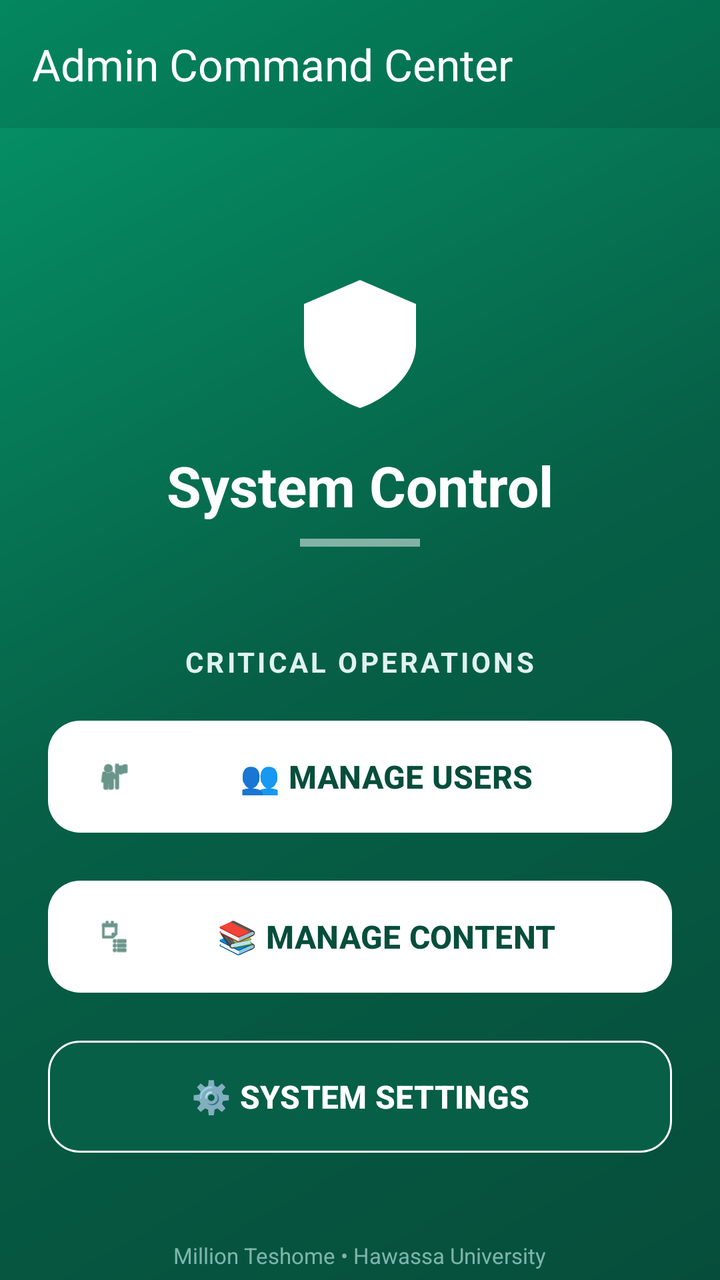
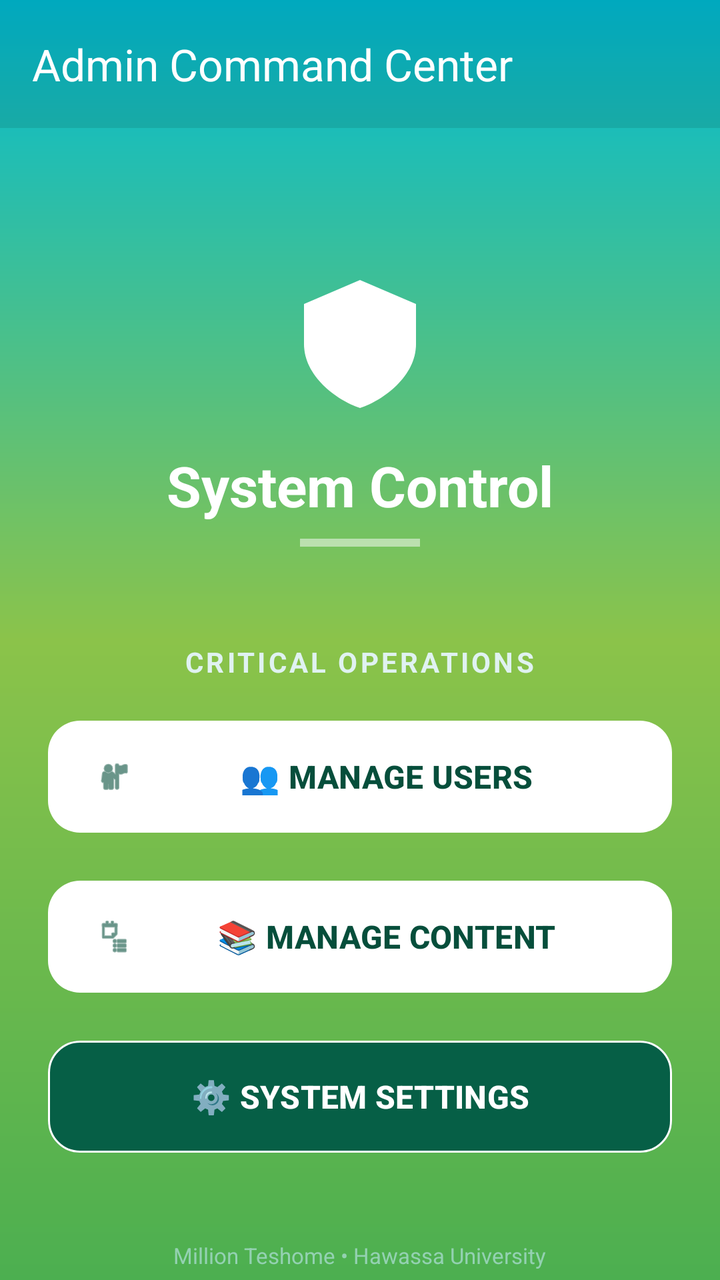

An Android layout rendered at two revisions. The XML below is the earlier revision; the diff shows what the commit changed to produce the second picture.
<!-- AndroidManifest.xml: application theme Theme.TestApp -->
<!-- res/layout/activity_admin_dashboard.xml -->
<?xml version="1.0" encoding="utf-8"?>
<androidx.drawerlayout.widget.DrawerLayout xmlns:android="http://schemas.android.com/apk/res/android"
    xmlns:app="http://schemas.android.com/apk/res-auto"
    xmlns:tools="http://schemas.android.com/tools"
    android:id="@+id/adminDrawerLayout"
    android:layout_width="match_parent"
    android:layout_height="match_parent"
    android:background="@drawable/bg_nature_gradient"
    tools:context=".AdminDashboardActivity">

    <androidx.coordinatorlayout.widget.CoordinatorLayout
        android:layout_width="match_parent"
        android:layout_height="match_parent">

        <com.google.android.material.appbar.AppBarLayout
            android:layout_width="match_parent"
            android:layout_height="wrap_content"
            android:background="@android:color/transparent"
            app:elevation="0dp">
            <androidx.appcompat.widget.Toolbar
                android:id="@+id/adminToolbar"
                android:layout_width="match_parent"
                android:layout_height="?attr/actionBarSize"
                android:background="#1A000000"
                app:navigationIconTint="@android:color/white"
                app:title="Admin Command Center"
                app:titleTextColor="@android:color/white" />
        </com.google.android.material.appbar.AppBarLayout>

        <androidx.core.widget.NestedScrollView
            android:layout_width="match_parent"
            android:layout_height="match_parent"
            android:fillViewport="true"
            app:layout_behavior="@string/appbar_scrolling_view_behavior">

            <LinearLayout
                android:layout_width="match_parent"
                android:layout_height="wrap_content"
                android:gravity="center_horizontal"
                android:orientation="vertical"
                android:padding="24dp">

                
                <ImageView
                    android:layout_width="80dp"
                    android:layout_height="80dp"
                    android:layout_marginTop="40dp"
                    android:src="@drawable/ic_admin_badge"
                    app:tint="@android:color/white" />

                <TextView
                    android:layout_width="wrap_content"
                    android:layout_height="wrap_content"
                    android:layout_marginTop="16dp"
                    android:text="System Control"
                    android:textColor="@android:color/white"
                    android:textSize="28sp"
                    android:textStyle="bold" />

                <View
                    android:layout_width="60dp"
                    android:layout_height="4dp"
                    android:layout_marginTop="8dp"
                    android:background="#80FFFFFF" />

                
                <TextView
                    android:layout_width="wrap_content"
                    android:layout_height="wrap_content"
                    android:layout_marginTop="48dp"
                    android:text="CRITICAL OPERATIONS"
                    android:textColor="#E0F2F1"
                    android:textSize="14sp"
                    android:textStyle="bold"
                    android:letterSpacing="0.1" />

                <com.google.android.material.button.MaterialButton
                    android:id="@+id/btnManageUsers"
                    android:layout_width="match_parent"
                    android:layout_height="64dp"
                    android:layout_marginTop="16dp"
                    android:text="👥 MANAGE USERS"
                    android:textStyle="bold"
                    android:textSize="16sp"
                    app:cornerRadius="16dp"
                    app:backgroundTint="#FFFFFF"
                    android:textColor="#064E3B"
                    app:icon="@android:drawable/ic_menu_myplaces"
                    app:iconTint="#064E3B"
                    app:elevation="4dp" />

                <com.google.android.material.button.MaterialButton
                    android:id="@+id/btnManageContent"
                    android:layout_width="match_parent"
                    android:layout_height="64dp"
                    android:layout_marginTop="16dp"
                    android:text="📚 MANAGE CONTENT"
                    android:textStyle="bold"
                    android:textSize="16sp"
                    app:cornerRadius="16dp"
                    app:backgroundTint="#FFFFFF"
                    android:textColor="#064E3B"
                    app:icon="@android:drawable/ic_menu_agenda"
                    app:iconTint="#064E3B"
                    app:elevation="4dp" />

                <com.google.android.material.button.MaterialButton
                    android:id="@+id/btnSystemSettings"
                    android:layout_width="match_parent"
                    android:layout_height="64dp"
                    android:layout_marginTop="16dp"
                    android:text="⚙️ SYSTEM SETTINGS"
                    android:textStyle="bold"
                    android:textSize="16sp"
                    app:cornerRadius="16dp"
                    app:backgroundTint="#065F46"
                    android:textColor="@android:color/white"
                    app:strokeColor="@android:color/white"
                    app:strokeWidth="1dp"
                    app:elevation="2dp" />

                <TextView
                    android:layout_width="wrap_content"
                    android:layout_height="wrap_content"
                    android:layout_marginTop="40dp"
                    android:text="Million Teshome • Hawassa University"
                    android:textColor="#B2DFDB"
                    android:textSize="11sp"
                    android:alpha="0.7" />

            </LinearLayout>
        </androidx.core.widget.NestedScrollView>

    </androidx.coordinatorlayout.widget.CoordinatorLayout>

    <com.google.android.material.navigation.NavigationView
        android:id="@+id/adminNavigationView"
        android:layout_width="wrap_content"
        android:layout_height="match_parent"
        android:layout_gravity="start"
        android:background="#064E3B"
        app:itemIconTint="@android:color/white"
        app:itemTextColor="@android:color/white"
        app:headerLayout="@layout/nav_header_admin"
        app:menu="@menu/admin_drawer_menu" />

</androidx.drawerlayout.widget.DrawerLayout>
<!-- res/layout/nav_header_admin.xml (included above) -->
<?xml version="1.0" encoding="utf-8"?>
<LinearLayout xmlns:android="http://schemas.android.com/apk/res/android"
    xmlns:app="http://schemas.android.com/apk/res-auto"
    android:layout_width="match_parent"
    android:layout_height="176dp"
    android:background="@color/sidebar_bg"
    android:gravity="bottom"
    android:orientation="vertical"
    android:padding="16dp"
    android:theme="@style/ThemeOverlay.AppCompat.Dark">

    <com.google.android.material.imageview.ShapeableImageView
        android:id="@+id/ivAdminHeader"
        android:layout_width="64dp"
        android:layout_height="64dp"
        android:src="@android:drawable/ic_lock_lock"
        app:shapeAppearanceOverlay="@style/CircleImage"
        app:strokeColor="@android:color/white"
        app:strokeWidth="2dp"
        app:tint="@android:color/white" />

    <TextView
        android:layout_width="match_parent"
        android:layout_height="wrap_content"
        android:layout_marginTop="8dp"
        android:text="AceGrade Administrator"
        android:textAppearance="@style/TextAppearance.AppCompat.Body1"
        android:textStyle="bold"
        android:textColor="@android:color/white" />

    <TextView
        android:id="@+id/tvAdminEmail"
        android:layout_width="match_parent"
        android:layout_height="wrap_content"
        android:text="admin@acegrade.com"
        android:textColor="#B3FFFFFF"
        android:textSize="12sp" />

</LinearLayout>
<!-- resources referenced by this layout -->
<resources>
  <color name="sidebar_bg">#1E293B</color>
  <!-- drawable bg_nature_gradient (drawable) -->
  <?xml version="1.0" encoding="utf-8"?>
  <shape xmlns:android="http://schemas.android.com/apk/res/android"
      android:shape="rectangle">
      <gradient
          android:startColor="#064E3B"
          android:centerColor="#065F46"
          android:endColor="#059669"
          android:angle="135" />
  </shape>
  <!-- drawable ic_admin_badge (drawable) -->
  <?xml version="1.0" encoding="utf-8"?>
  <vector xmlns:android="http://schemas.android.com/apk/res/android"
      android:width="100dp"
      android:height="100dp"
      android:viewportWidth="100"
      android:viewportHeight="100">
      <path
          android:fillColor="#3B82F6"
          android:pathData="M50,15 L15,30 L15,55 C15,75 35,90 50,95 C65,90 85,75 85,55 L85,30 Z" />
      <path
          android:fillColor="#FFFFFF"
          android:pathData="M50,35 L50,75 M35,55 L65,55"
          android:strokeWidth="4"
          android:strokeColor="#FFFFFF"
          android:strokeLineCap="round" />
      <path
          android:fillColor="#60A5FA"
          android:pathData="M50,35 A15,15 0 1,1 50,65 A15,15 0 1,1 50,35"
          android:strokeWidth="2"
          android:strokeColor="#FFFFFF" />
  </vector>
  <style name="CircleImage">
          <item name="cornerSize">50%</item>
      </style>
  <style name="Theme.TestApp" parent="Base.Theme.TestApp" />
  <style name="Base.Theme.TestApp" parent="Theme.Material3.DayNight.NoActionBar">
          
          <item name="colorPrimary">@color/colorPrimary</item>
          <item name="colorPrimaryVariant">@color/colorPrimaryDark</item>
          <item name="colorOnPrimary">@color/white</item>
  
          
          <item name="colorSecondary">@color/colorAccent</item>
          <item name="colorOnSecondary">@color/white</item>
  
          
          <item name="android:windowBackground">@color/dashboard_bg</item>
          <item name="colorSurface">@color/card_bg</item>
          <item name="colorOnSurface">@color/text_primary</item>
  
          
          <item name="android:statusBarColor">@color/colorPrimary</item>
          <item name="android:windowLightStatusBar">false</item>
      </style>
  <color name="colorPrimary">#1E3A8A</color>
  <color name="colorPrimaryDark">#1E3A8A</color>
  <color name="white">#FFFFFFFF</color>
  <color name="colorAccent">#3B82F6</color>
  <color name="dashboard_bg">#FFFFFF</color>
  <color name="card_bg">#FFFFFF</color>
  <color name="text_primary">#111827</color>
</resources>

<!-- the commit's change to res/layout/activity_admin_dashboard.xml (unified diff, before → after) -->
@@ -6,7 +6,7 @@
     android:layout_width="match_parent"
     android:layout_height="match_parent"
     android:background="@drawable/bg_nature_gradient"
-    tools:context=".AdminDashboardActivity">
+    tools:context="com.million.learnify.AdminDashboardActivity">
 
     <androidx.coordinatorlayout.widget.CoordinatorLayout
         android:layout_width="match_parent"
<!-- resource entries referenced after the edit -->
@@ -1,15 +1,16 @@
 <!-- resources referenced by this layout -->
 <resources>
-  <color name="sidebar_bg">#1E293B</color>
+  <color name="sidebar_bg">@color/primary_indigo</color>
   <!-- drawable bg_nature_gradient (drawable) -->
   <?xml version="1.0" encoding="utf-8"?>
   <shape xmlns:android="http://schemas.android.com/apk/res/android"
       android:shape="rectangle">
       <gradient
-          android:startColor="#064E3B"
-          android:centerColor="#065F46"
-          android:endColor="#059669"
-          android:angle="135" />
+          android:angle="270"
+          android:centerColor="#8BC34A"
+          android:endColor="#4CAF50"
+          android:startColor="#00BCD4"
+          android:type="linear" />
   </shape>
   <!-- drawable ic_admin_badge (drawable) -->
   <?xml version="1.0" encoding="utf-8"?>
@@ -33,35 +34,60 @@
           android:strokeWidth="2"
           android:strokeColor="#FFFFFF" />
   </vector>
-  <style name="CircleImage">
+  <style name="CircleImage" parent="Widget.MaterialComponents.ShapeableImageView">
+          <item name="shapeAppearanceOverlay">@style/CircleImageView</item>
+          <item name="android:scaleType">centerCrop</item>
+      </style>
+  <style name="Theme.TestApp" parent="Base.Theme.TestApp" />
+  <color name="primary_indigo">#4F46E5</color>
+  <style name="CircleImageView">
+          <item name="cornerFamily">rounded</item>
           <item name="cornerSize">50%</item>
       </style>
-  <style name="Theme.TestApp" parent="Base.Theme.TestApp" />
   <style name="Base.Theme.TestApp" parent="Theme.Material3.DayNight.NoActionBar">
           
-          <item name="colorPrimary">@color/colorPrimary</item>
-          <item name="colorPrimaryVariant">@color/colorPrimaryDark</item>
+          <item name="colorPrimary">@color/blue_600</item>
           <item name="colorOnPrimary">@color/white</item>
+          <item name="colorPrimaryContainer">@color/blue_500</item>
+          <item name="colorOnPrimaryContainer">@color/white</item>
   
           
-          <item name="colorSecondary">@color/colorAccent</item>
+          <item name="colorSecondary">@color/slate_700</item>
           <item name="colorOnSecondary">@color/white</item>
+          <item name="colorSecondaryContainer">#E0E7FF</item>
+          <item name="colorOnSecondaryContainer">@color/blue_600</item>
   
           
-          <item name="android:windowBackground">@color/dashboard_bg</item>
-          <item name="colorSurface">@color/card_bg</item>
-          <item name="colorOnSurface">@color/text_primary</item>
+          <item name="android:windowBackground">@color/slate_50</item>
+          <item name="colorSurface">@color/white</item>
+          <item name="colorOnSurface">@color/slate_900</item>
+          <item name="colorSurfaceVariant">#F3F4F6</item>
+          <item name="colorOnSurfaceVariant">@color/slate_700</item>
+          <item name="colorOutline">@color/slate_200</item>
   
           
-          <item name="android:statusBarColor">@color/colorPrimary</item>
-          <item name="android:windowLightStatusBar">false</item>
+          <item name="android:textColorPrimary">@color/slate_900</item>
+          <item name="android:textColorSecondary">@color/slate_500</item>
+  
+          
+          <item name="android:statusBarColor">@color/white</item>
+          <item name="android:windowLightStatusBar">true</item>
+  
+          
+          <item name="itemIconTint">@color/nav_item_colors</item>
+          <item name="itemTextColor">@color/nav_item_colors</item>
       </style>
-  <color name="colorPrimary">#1E3A8A</color>
-  <color name="colorPrimaryDark">#1E3A8A</color>
+  <color name="blue_600">@color/primary_indigo</color>
   <color name="white">#FFFFFFFF</color>
-  <color name="colorAccent">#3B82F6</color>
-  <color name="dashboard_bg">#FFFFFF</color>
-  <color name="card_bg">#FFFFFF</color>
-  <color name="text_primary">#111827</color>
+  <color name="blue_500">#6366F1</color>
+  <color name="slate_700">#374151</color>
+  <color name="slate_50">@color/background_off_white</color>
+  <color name="slate_900">@color/text_primary_dark</color>
+  <color name="slate_200">@color/border_light_grey</color>
+  <color name="slate_500">@color/text_secondary_grey</color>
+  <color name="background_off_white">#F9FAFB</color>
+  <color name="text_primary_dark">#111827</color>
+  <color name="border_light_grey">#E5E7EB</color>
+  <color name="text_secondary_grey">#6B7280</color>
 </resources>
 
